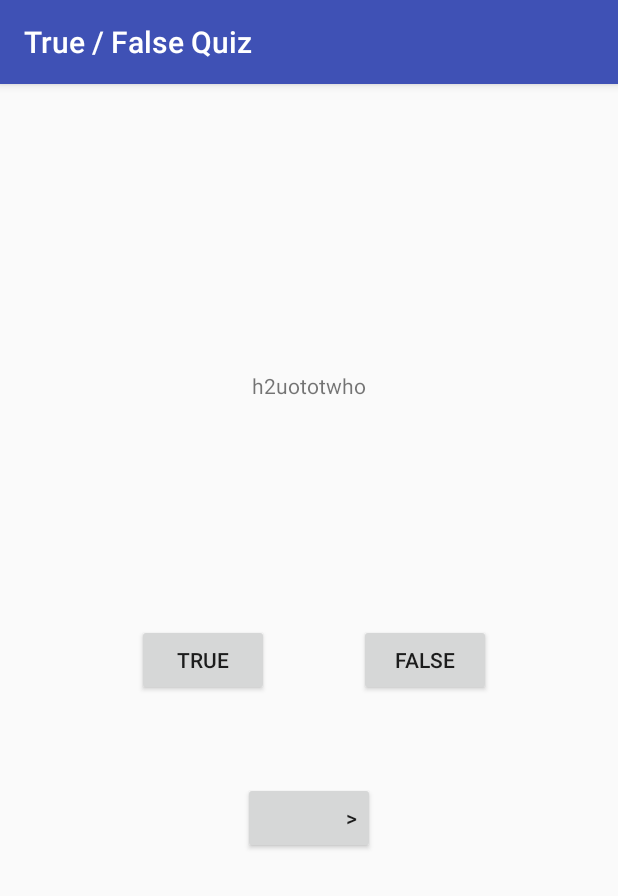
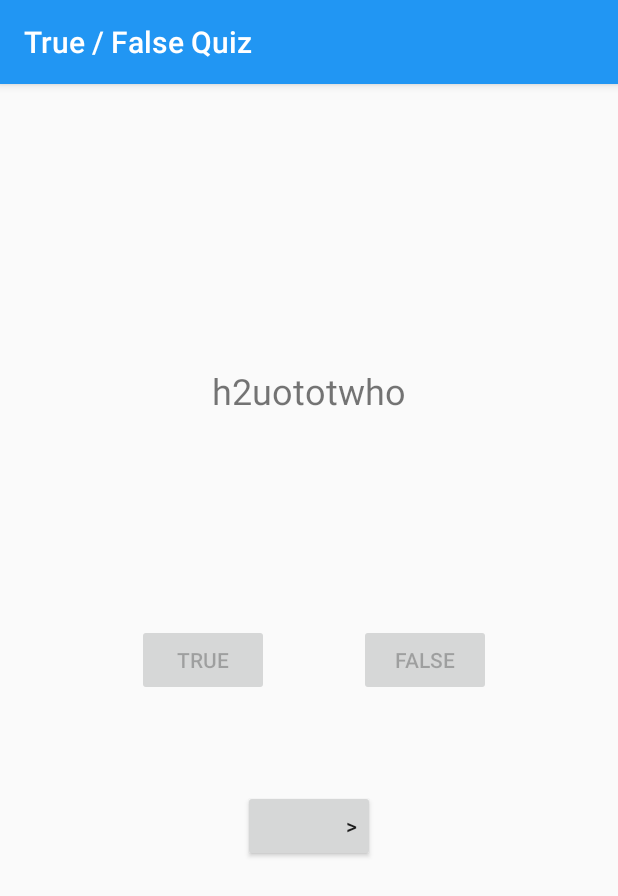
Before and after one commit to SkylerWendt/TrueFalseQuiz, an Android app: the screen it shows after launch (MainActivity), after a tap on "TRUE", on a phone screen of 412 x 824 dp. Shown: the top 896 px of the screen. Run offline under Robolectric (Android 15) with nearby library versions, the phone set to English and light mode, and no system bars.

Commit message:
Did some stuff

```diff
--- a/app/src/main/java/com/example/wendt/truefalsequiz/MainActivity.java
+++ b/app/src/main/java/com/example/wendt/truefalsequiz/MainActivity.java
@@ -5,6 +5,7 @@ import android.support.v7.app.AppCompatActivity;
 import android.view.View;
 import android.widget.Button;
 import android.widget.TextView;
+import android.widget.Toast;
 
 import java.util.ArrayList;
 import java.util.List;
@@ -14,6 +15,7 @@ public class MainActivity extends AppCompatActivity implements View.OnClickListe
     private Button trueButton, falseButton, nextButton;
     private TextView questionText;
     private List<Question> questionBank;
+    private int questionIndex = 0; //question user is currently on
 
     @Override
     protected void onCreate(Bundle savedInstanceState) {
@@ -50,15 +52,52 @@ public class MainActivity extends AppCompatActivity implements View.OnClickListe
     public void onClick(View view) {
         switch(view.getId()){
             case R.id.button_true:
-                //checkAnswer(true);
+                checkAnswer(true);
                 break;
             case R.id.button_false:
-                //checkAnswer(false);
+                checkAnswer(false);
                 break;
             case R.id.button_next:
-                //advanceToNextQuestion();
+                advanceToNextQuestion();
                 break;
             default:
         }
     }
+
+    /**
+     * Let's compare the users answer with the real answer with help of the Question class's own checkAnswer method
+     * @param userAnswer what the user selected
+     */
+    private void checkAnswer(boolean userAnswer) {
+        if(questionBank.get(questionIndex).checkAnswer(userAnswer)){ //if the user answer is true
+            Toast.makeText(this, "true", Toast.LENGTH_SHORT).show();
+        }
+        else{ //else user answer is false
+            Toast.makeText(this, "false", Toast.LENGTH_SHORT).show();
+        }
+        disableTrueFalseButtons();
+    }
+
+    /**
+     * Sets text to the new question, looping back if all questions have been seen
+     */
+    private void advanceToNextQuestion() {
+        if(questionIndex < questionBank.size()-1){
+            questionIndex++;
+        }
+        else{
+            questionIndex = 0;
+        }
+        questionText.setText(questionBank.get(questionIndex).getQuestionText());
+    }
+
+    private void enableTrueFalseButtons(){
+        trueButton.setEnabled(true);
+        falseButton.setEnabled(true);
+    }
+
+    private void disableTrueFalseButtons() {
+        trueButton.setEnabled(false);
+        falseButton.setEnabled(false);
+    }
 }
--- a/app/src/main/res/layout/activity_main.xml
+++ b/app/src/main/res/layout/activity_main.xml
@@ -10,15 +10,16 @@
         android:id="@+id/text_question"
         android:layout_width="wrap_content"
         android:layout_height="wrap_content"
-        android:text="TextView"
+        android:layout_marginBottom="8dp"
+        android:layout_marginLeft="8dp"
         android:layout_marginRight="8dp"
+        android:layout_marginTop="8dp"
+        android:text="Question Thingy"
+        android:textSize="24sp"
+        app:layout_constraintBottom_toBottomOf="parent"
+        app:layout_constraintLeft_toLeftOf="parent"
         app:layout_constraintRight_toRightOf="parent"
-        android:layout_marginLeft="8dp"
-        app:layout_constraintLeft_toLeftOf="parent"
         app:layout_constraintTop_toTopOf="parent"
-        android:layout_marginTop="8dp"
-        app:layout_constraintBottom_toBottomOf="parent"
-        android:layout_marginBottom="8dp"
         app:layout_constraintVertical_bias="0.25" />
 
     <Button
--- a/app/src/main/res/values/colors.xml
+++ b/app/src/main/res/values/colors.xml
@@ -1,6 +1,6 @@
 <?xml version="1.0" encoding="utf-8"?>
 <resources>
-    <color name="colorPrimary">#3F51B5</color>
-    <color name="colorPrimaryDark">#303F9F</color>
-    <color name="colorAccent">#FF4081</color>
+    <color name="colorPrimary">#2196F3</color>
+    <color name="colorPrimaryDark">#1976D2</color>
+    <color name="colorAccent">#FFFF00</color>
 </resources>
```
Also changed, not shown: 1 other file.
